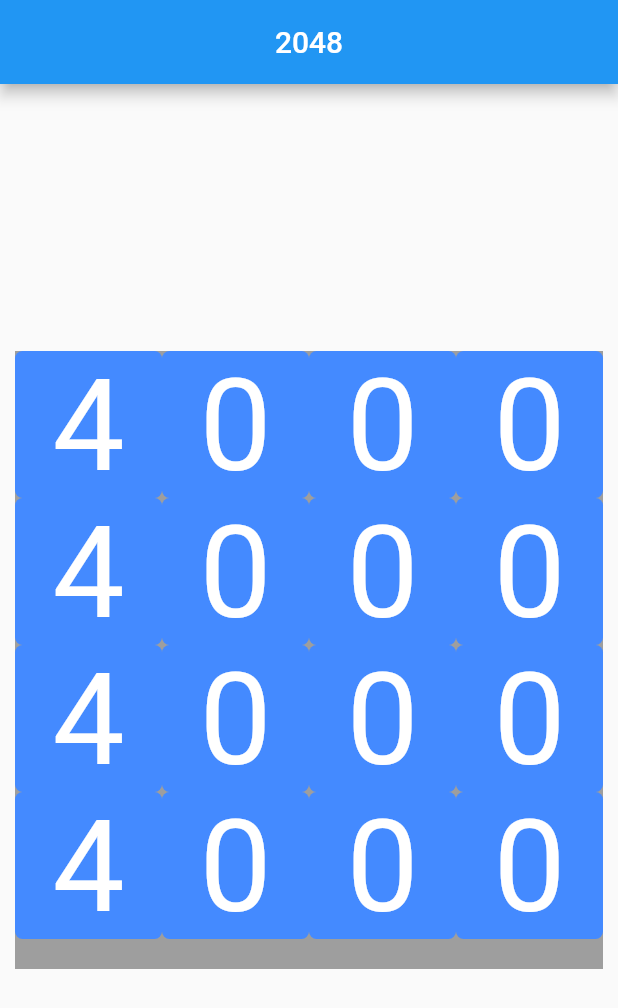
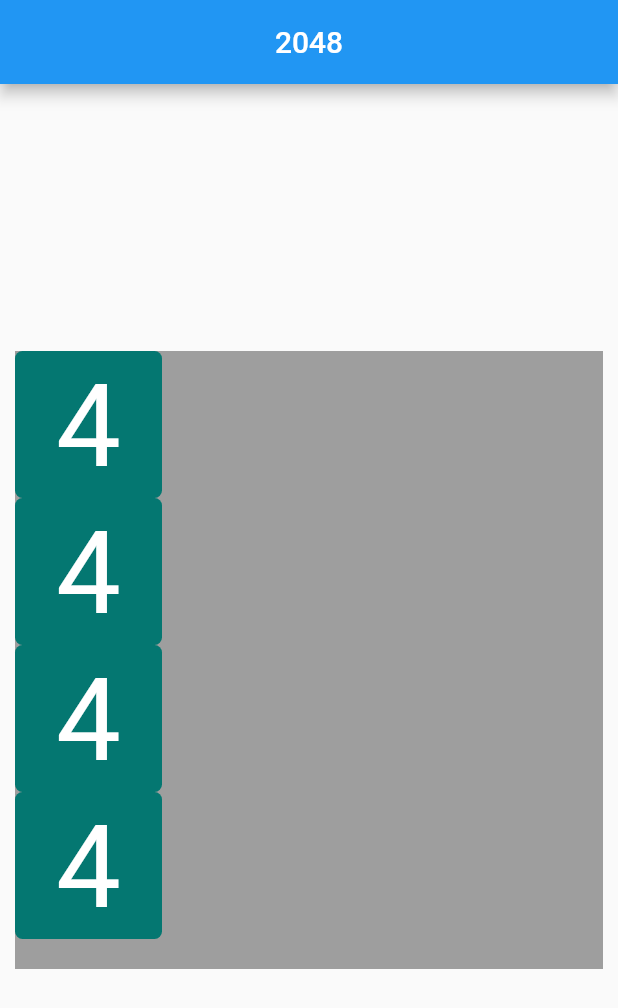
Before and after one commit to EngrTAHAR-Noureddine/2048Game, a Flutter app: the screen it shows after launch, on a phone screen of 412 x 824 dp. Shown: the top 1008 px of the screen. Run offline on Flutter 3.47's test engine with Material 2 defaults, Android fonts, the phone set to English and light mode, and no system bars; our stand-ins replace flutter_redux, redux.

Commit message:
update change autoGenerate color function

```diff
--- a/lib/ui/component/CardNumber.dart
+++ b/lib/ui/component/CardNumber.dart
@@ -1,4 +1,6 @@
 import 'package:flutter/material.dart';
+
+import '../../constant/custom_color.dart';
 
 
 Widget cardNumber({required int number , required double side}){
@@ -6,14 +8,15 @@ Widget cardNumber({required int number , required double side}){
   return Container(
     height: side,
     width: side,
+    padding: const EdgeInsets.all(5),
     decoration:  BoxDecoration(
-      color:  Colors.blueAccent, //Color((number.toDouble() * 0xFFFFFF).toInt()).withOpacity(1.0),
+      color: (number>0)?Color(int.parse(number.toString(), radix: 16) * initColorCard):Colors.transparent,
       borderRadius: const BorderRadius.all(Radius.circular(5)),
 
     ),
     child: FittedBox(
       fit: BoxFit.contain,
-      child: Text(number.toString(), style:const TextStyle(color: Colors.white),),
+      child: Text(number.toString(), style: TextStyle(color: (number > 0)?textColorCard: Colors.transparent),),
     ),
 
   );
```
